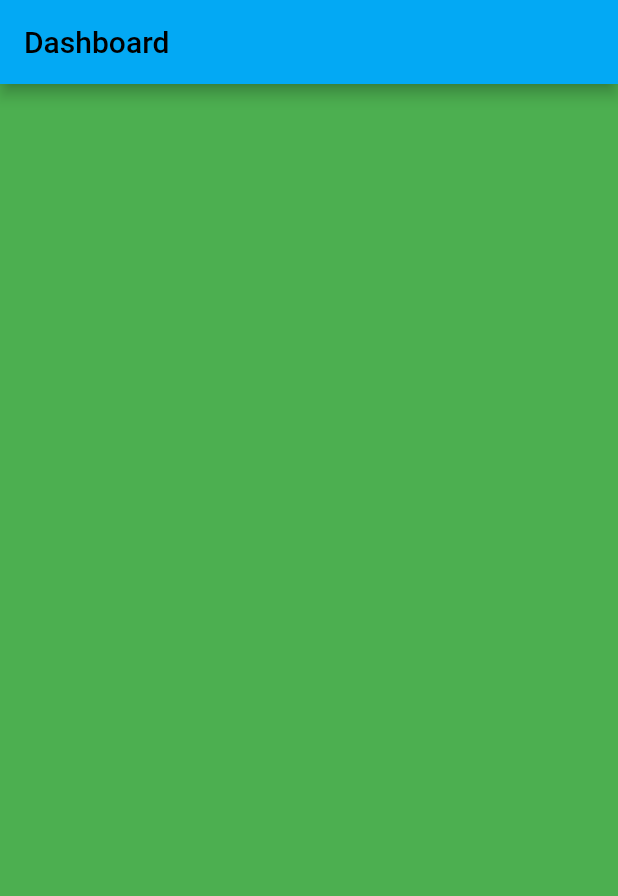
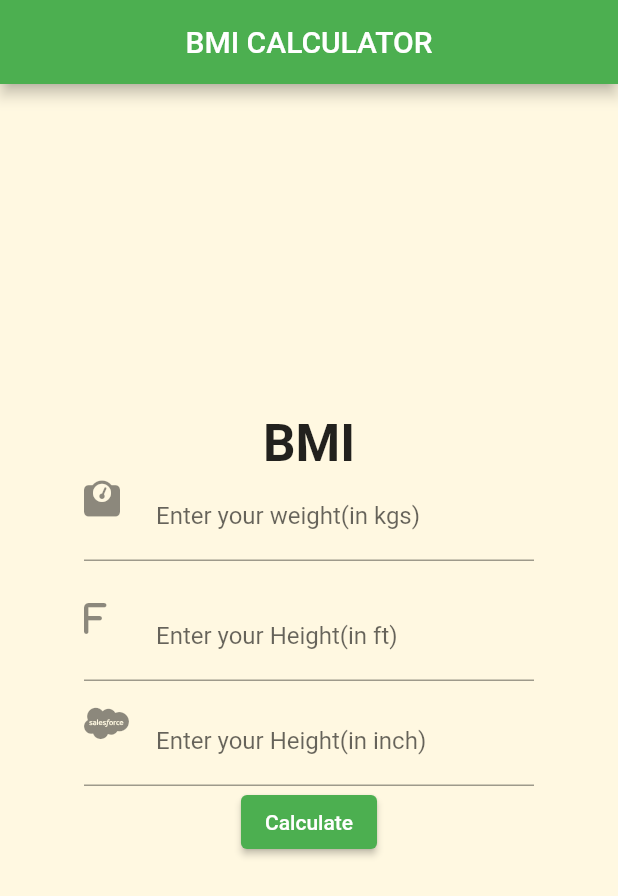
Before and after one commit to Tanishraj07/BMI_app, a Flutter app: the screen it shows after launch, on a phone screen of 412 x 824 dp. Shown: the top 896 px of the screen. Run offline on Flutter 3.47's test engine with Material 2 defaults, Android fonts, the phone set to English and light mode, and no system bars; our stand-ins replace font_awesome_flutter, syncfusion_flutter_gauges; missing offline and left inert: pretty_gauge.

Commit message:
first commit

```diff
--- a/lib/main.dart
+++ b/lib/main.dart
@@ -1,4 +1,6 @@
+import 'package:bmi_app/score_screen.dart';
 import 'package:flutter/material.dart';
+import 'package:font_awesome_flutter/font_awesome_flutter.dart';
 
 void main() {
   runApp(const MyApp());
@@ -7,13 +9,12 @@ void main() {
 class MyApp extends StatelessWidget {
   const MyApp({Key?key}) : super(key: key);
 
-  // This widget is the root of your application.
   @override
   Widget build(BuildContext context) {
     return MaterialApp(
       title: 'Flutter Demo',
       theme: ThemeData(
-        primarySwatch: Colors.lightBlue,
+        primarySwatch: Colors.green,
       ),
       home: const MyHomePage(),
     );
@@ -28,16 +29,119 @@ class MyHomePage extends StatefulWidget {
 }
 
 class _MyHomePageState extends State<MyHomePage> {
+  var wtcontroller = TextEditingController();
+  var ftcontroller=TextEditingController();
+  var incontroller=TextEditingController();
+  var bgcolor=Colors.blue;
+  var res=" ";
+  var result="";
 
+  bool isloding=true;
   @override
   Widget build(BuildContext context) {
     return Scaffold(
-        appBar: AppBar(
-          title: const Text("Dashboard"),
+      appBar: AppBar(
+        title:  Center(child: Text("BMI CALCULATOR")),
+      ),
+      body: Container(
+        color: Colors.amber[50],
+        child: Center(
+          child: Container(
+            width: 300,
+            child: Column(
+              mainAxisAlignment: MainAxisAlignment.center,
+              children: [
+                Text(
+                  'BMI',
+                  style: TextStyle(fontSize: 34,fontWeight: FontWeight.w700),
+                ),
+                TextField(
+                  controller: wtcontroller,
+                  decoration: InputDecoration(
+                    label: Text('Enter your weight(in kgs)'),
+                    prefixIcon: FaIcon(FontAwesomeIcons.weight),
+                  ),
+                  keyboardType: TextInputType.number,
+                ),
+                SizedBox(height: 21,),
+                TextField(
+                  controller: ftcontroller,
+                  decoration: InputDecoration(
+                    label: Text('Enter your Height(in ft)'),
+                    prefixIcon: FaIcon(FontAwesomeIcons.f),
+                  ),
+                  keyboardType: TextInputType.number,
+                ),
+                SizedBox(height: 11,),
+                TextField(
+                  controller: incontroller,
+                  decoration: InputDecoration(
+                    label: Text('Enter your Height(in inch)'),
+                    prefixIcon: FaIcon(FontAwesomeIcons.salesforce),
+                  ),
+                  keyboardType: TextInputType.number,
+                ),
+                ElevatedButton(
+                  onPressed: (){
+                    var wt=wtcontroller.text.toString();
+                    var ft=ftcontroller.text.toString();
+                    var inch=incontroller.text.toString();
+                    double? bmi;
+                    if(wt!=" "  && ft!="" && inch!="") {
+                      var iWt=int.parse(wt);
+                      var iFt=int.parse(ft);
+                      var iIntch=int.parse(inch);
+
+                      var tIntch=(iFt*12) + iIntch;
+                      var tCm=tIntch*2.52;    //in to cm
+
+                      var tM=tCm/100;   //total height in M
+
+                      bmi=iWt/(tM*tM);
+                      var msg="";
+
+                      if(bmi>25){
+
+                        bgcolor=Colors.orange;
+                      } else if(bmi<18) {
+
+                        bgcolor=Colors.orange;
+                      } else {
+
+                        bgcolor=Colors.orange;
+                      }
+
+
+
+                      Navigator.push(
+                        context,
+                        MaterialPageRoute(
+                          builder: (context) => ScoreScreen(
+                            bmiScore: bmi!,
+                            age: 20,
+                          ),
+                        ),
+                      );
+                    }
+                    else {
+                      setState(() {
+                        result = "Please fill all the required blanks";
+                      });
+                    }
+                  },
+                  child: Text('Calculate'),
+                ),
+                SizedBox(height: 11,),
+
+                Text(
+                  result,
+                  style: TextStyle(fontSize:19),
+                ),
+              ],
+            ),
+          ),
         ),
-        body:Container(
-          color: Colors.green,
-        )
+      ),
     );
   }
 }
--- a/pubspec.yaml
+++ b/pubspec.yaml
@@ -35,7 +35,9 @@ dependencies:
   # The following adds the Cupertino Icons font to your application.
   # Use with the CupertinoIcons class for iOS style icons.
   cupertino_icons: ^1.0.2
-
+  font_awesome_flutter: ^10.5.0
+  syncfusion_flutter_gauges: ^22.1.38
+  pretty_gauge: ^1.0.1
 dev_dependencies:
   flutter_test:
     sdk: flutter
```
Also changed, not shown: lib/score_screen.dart (added, +118 -0 lines), pubspec.lock.
